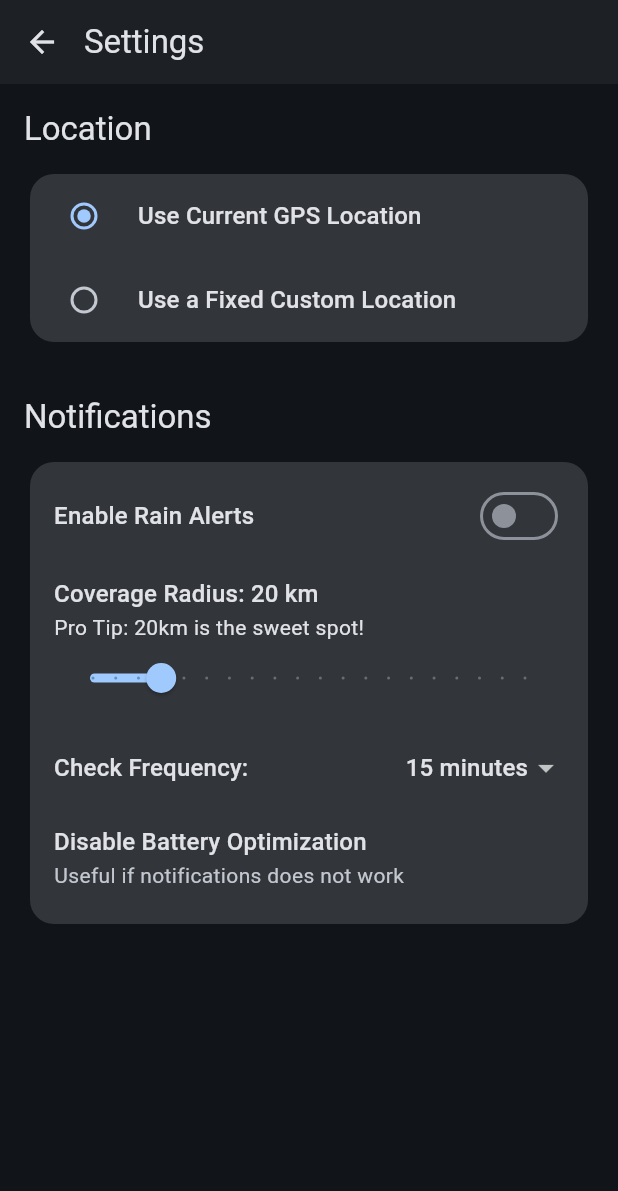
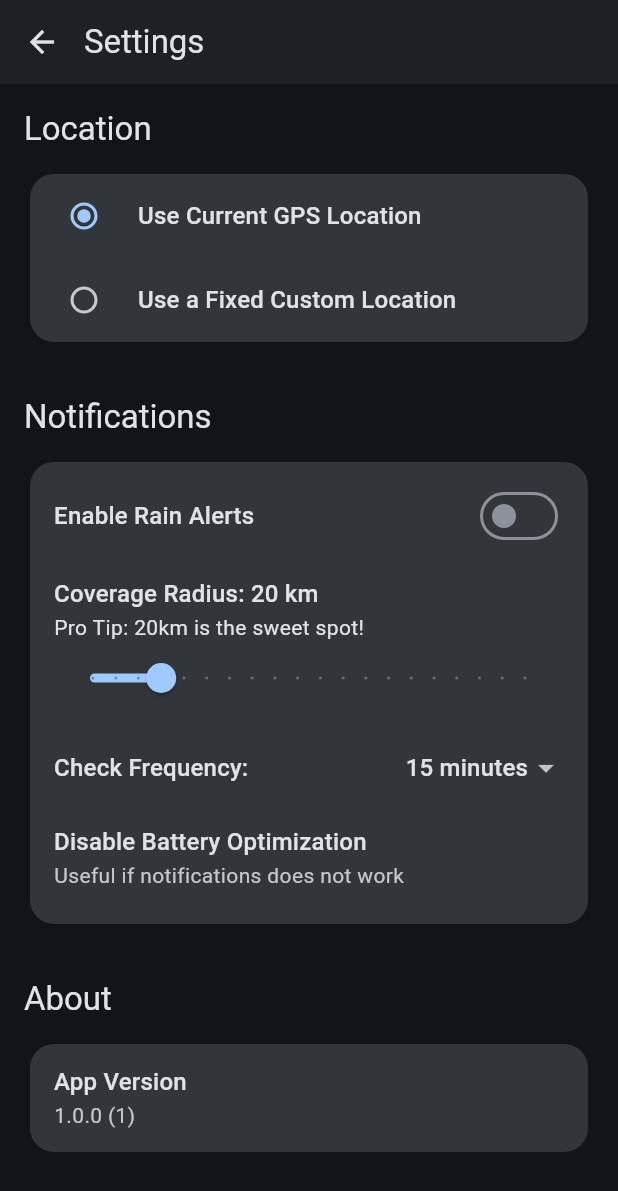
Before and after one commit to KimVinod/weather_radar, a Flutter app: the screen it shows after launch, after a tap on the "settings" icon, on a phone screen of 412 x 824 dp. Shown: the top 1191 px of the screen. Run offline on Flutter 3.47's test engine with Material 3 defaults, Android fonts, the light colour scheme and no system bars; our stand-ins replace firebase_core, firebase_crashlytics, flutter_local_notifications, geolocator, package_info_plus, shared_preferences and 1 more; missing offline and left inert: disable_battery_optimization, google_mlkit_text_recognition, workmanager; accounts and stored records are empty; generated files the repository leaves out were written again.

Commit message:
feat: Add package_info_plus

```diff
--- a/lib/providers/home_provider.dart
+++ b/lib/providers/home_provider.dart
@@ -4,6 +4,7 @@ import 'package:flutter/foundation.dart';
 import 'package:flutter/services.dart' show rootBundle; // --- ADDED ---
 import 'package:flutter_local_notifications/flutter_local_notifications.dart';
 import 'package:geolocator/geolocator.dart';
+import 'package:package_info_plus/package_info_plus.dart';
 import 'package:weather_radar/services/ocr_service.dart';
 import 'package:weather_radar/utils/color_maps.dart';
 import 'package:weather_radar/utils/constants.dart';
@@ -68,6 +69,8 @@ Future<ProcessingResult?> _processAndAnalyzeImage(ImageProcessingPayload payload
 class HomeProvider with ChangeNotifier {
   final WeatherRepository _weatherRepository = WeatherRepository();
 
+  PackageInfo? _packageInfo;
+
   bool _isLoading = true;
   String _loadingStatusText = '';
   double _radiusKm = 20.0;
@@ -85,6 +88,7 @@ class HomeProvider with ChangeNotifier {
 
   DateTime? _radarValidTime;
 
+  PackageInfo? get packageInfo => _packageInfo;
   bool get isLoading => _isLoading;
   String get loadingStatusText => _loadingStatusText;
   Uint8List? get reflectivityMapData => _reflectivityMapData;
@@ -203,6 +207,9 @@ class HomeProvider with ChangeNotifier {
   // --- UPDATED LOAD/REFRESH METHODS ---
 
   Future<void> _loadSettings() async {
+    PackageInfo packageInfo = await PackageInfo.fromPlatform();
+    _packageInfo = packageInfo;
+
     final prefs = await SharedPreferences.getInstance();
     // Load existing settings
     _radiusKm = prefs.getDouble('watchRadius') ?? 20.0;
--- a/lib/ui/screens/settings_screen.dart
+++ b/lib/ui/screens/settings_screen.dart
@@ -254,6 +254,28 @@ class SettingsScreen extends StatelessWidget {
                   ),
                 ),
               ),
+
+              if(provider.packageInfo != null)...[
+                const SizedBox(height: 32),
+                Text('About', style: Theme.of(context).textTheme.titleLarge),
+                const SizedBox(height: 12),
+
+                Card(
+                  elevation: 0,
+                  color: colorScheme.surfaceContainerHighest,
+                  surfaceTintColor: colorScheme.surfaceTint,
+                  shape: RoundedRectangleBorder(borderRadius: BorderRadius.circular(16)),
+                  child: Column(
+                    crossAxisAlignment: CrossAxisAlignment.start,
+                    children: [
+                      ListTile(
+                        title: Text("App Version", style: Theme.of(context).textTheme.titleMedium,),
+                        subtitle: Text("${provider.packageInfo!.version} (${provider.packageInfo!.buildNumber})"),
+                      ),
+                    ],
+                  ),
+                )
+              ],
             ],
           );
         },
--- a/pubspec.yaml
+++ b/pubspec.yaml
@@ -52,6 +52,7 @@ dependencies:
     git:
       url: https://github.com/pvsvamsi/Disable-Battery-Optimizations
       ref: 3bd744d03c416859bbaedecd61c1c11fc022ed75
+  package_info_plus: ^8.3.0
 
 dev_dependencies:
   flutter_test:
```
Also changed, not shown: pubspec.lock.
